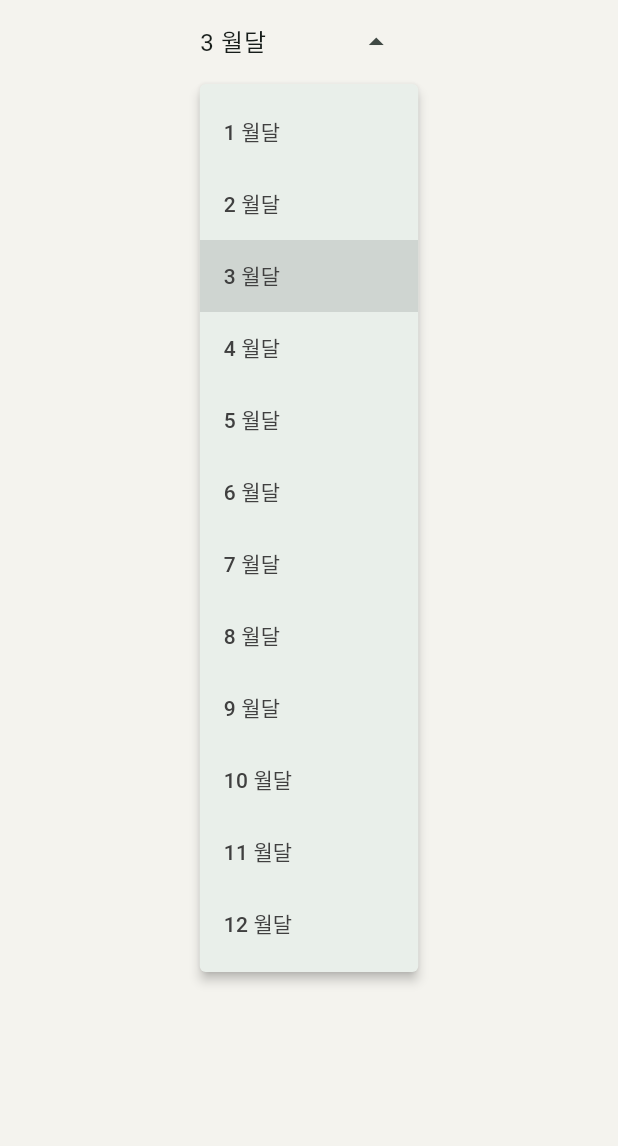
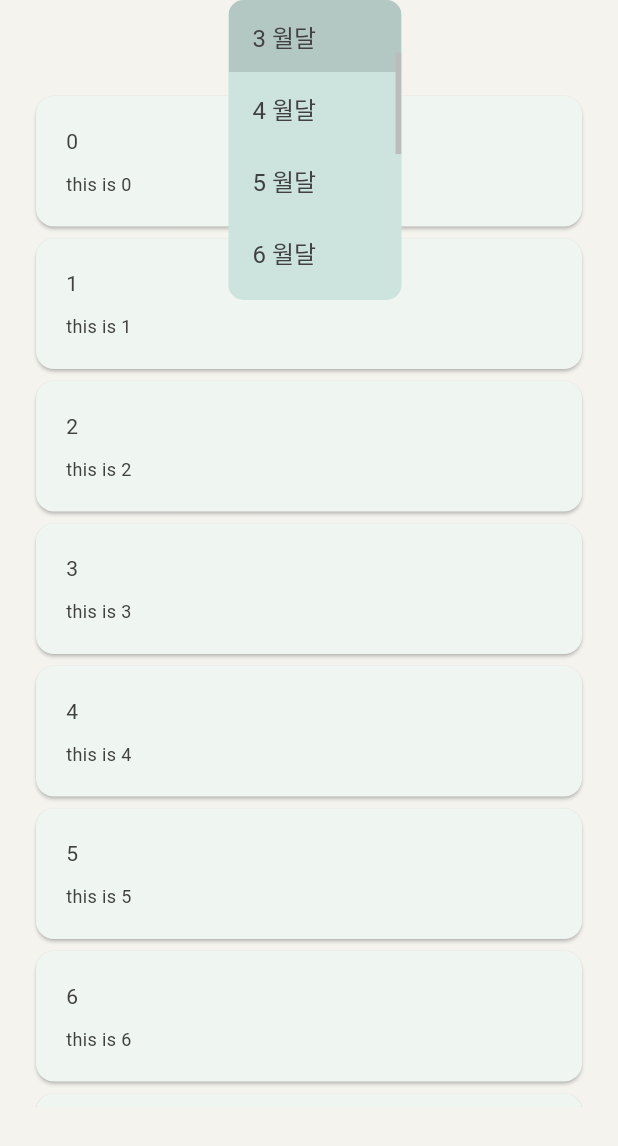
Before and after one commit to nhmin08/share_diary, a Flutter app: the CreatedDiariesView screen opened directly, after a tap on an icon or button, on a phone screen of 412 x 824 dp. Shown: the top 1146 px of the screen. Run offline on Flutter 3.47's test engine with Material 3 defaults, Android fonts, the phone set to English and light mode, and no system bars; our stand-ins replace dio, flutter_secure_storage, get; missing offline and left inert: check_sign_up_format; accounts and stored records are empty; Roboto replaces fonts that are missing (MaruBuri).

Commit message:
feat: 다이어리 카드 추가

```diff
--- a/lib/view/home/created_diaries/created_diaries_view.dart
+++ b/lib/view/home/created_diaries/created_diaries_view.dart
@@ -1,5 +1,6 @@
 import 'package:flutter/material.dart';
 import 'package:get/get.dart';
+
 import 'package:share_diary/single_import.dart';
 
 class CreatedDiariesView extends StatefulWidget {
@@ -10,6 +11,7 @@ class CreatedDiariesView extends StatefulWidget {
 }
 
 class CreatedDiariesViewState extends State<CreatedDiariesView> {
+  MyAppBar myAppBar = MyAppBar();
   CreatedDiariesViewModel createdDiariesViewModel =
       Get.put(CreatedDiariesViewModel());
 
@@ -17,56 +19,103 @@ class CreatedDiariesViewState extends State<CreatedDiariesView> {
   Widget build(BuildContext context) {
     return Scaffold(
       backgroundColor: myColors.myColorBackground,
-      body: SingleChildScrollView(
-        child: Center(
-            child: Column(
-          children: [selectTheMonth()],
-        )),
-      ),
+      body: Center(
+          child: Column(
+        children: [selectTheMonth(), diaryCardList()],
+      )),
     );
   }
 
   Widget selectTheMonth() {
-    // return DropdownButton(
-    //     value: createdDiariesViewModel.selectedMonth,
-    //     items: createdDiariesViewModel.monthList
-    //         .map<DropdownMenuItem<String>>((String value) {
-    //       return DropdownMenuItem(value: value, child: Text('$value 월달'));
-    //     }).toList(),
-    //     elevation: 0,
-    //     style: TextStyle(
-    //         color: myColors.myColorGray400,
-    //         fontSize: 21,
-    //         fontFamily: 'MaruBuri'),
-    //     underline: Container(color: Colors.transparent),
-    //     dropdownColor: myColors.myColorBackground,
-    //     menuMaxHeight: 200,
-    //     onChanged: (value) {
-    //       setState(() {
-    //         createdDiariesViewModel.selectedMonth = value!;
-    //       });
+    return SizedBox(
+        height: 50,
+        child: DropdownButton(
+            value: createdDiariesViewModel.selectedMonth,
+            items: createdDiariesViewModel.monthList
+                .map<DropdownMenuItem<String>>((String value) {
+              return DropdownMenuItem(value: value, child: Text('$value 월달'));
+            }).toList(),
+            elevation: 0,
+            icon: const Icon(null),
+            style: TextStyle(
+                color: myColors.myColorGray400,
+                fontSize: 16,
+                fontFamily: 'MaruBuri'),
+            underline: Container(color: Colors.transparent),
+            dropdownColor: myColors.myColorGreen300,
+            menuMaxHeight: 200,
+            borderRadius: BorderRadius.circular(10.0),
+            onChanged: (value) {
+              setState(() {
+                createdDiariesViewModel.selectedMonth = value!;
+              });
+            }));
+
+    // return DropdownMenu(
+    //   initialSelection: createdDiariesViewModel.selectedMonth,
+    //   onSelected: (value) {
+    //     setState(() {
+    //       createdDiariesViewModel.selectedMonth = value!;
     //     });
+    //   },
+    //   dropdownMenuEntries: createdDiariesViewModel.monthList
+    //       .map<DropdownMenuEntry<String>>((String value) {
+    //     return DropdownMenuEntry(
+    //         value: value,
+    //         label: '$value 월달',
+    //         labelWidget: Text('$value 월달',
+    //             style: TextStyle(color: myColors.myColorGray400)));
+    //   }).toList(),
+    //   inputDecorationTheme: InputDecorationTheme(
+    //     border: InputBorder.none,
+    //     labelStyle: TextStyle(color: myColors.myColorGray400, fontSize: 21),
+    //   ),
+    //   //menuStyle: MenuStyle(),
+    // );
+  }
 
-    return DropdownMenu(
-      initialSelection: createdDiariesViewModel.selectedMonth,
-      onSelected: (value) {
-        setState(() {
-          createdDiariesViewModel.selectedMonth = value!;
-        });
-      },
-      dropdownMenuEntries: createdDiariesViewModel.monthList
-          .map<DropdownMenuEntry<String>>((String value) {
-        return DropdownMenuEntry(
-            value: value,
-            label: '$value 월달',
-            labelWidget: Text('$value 월달',
-                style: TextStyle(color: myColors.myColorGray400)));
-      }).toList(),
-      inputDecorationTheme: InputDecorationTheme(
-        border: InputBorder.none,
-        labelStyle: TextStyle(color: myColors.myColorGray400, fontSize: 21),
-      ),
-      //menuStyle: MenuStyle(),
-    );
+  Widget diaryCardList() {
+    return Padding(
+        padding: const EdgeInsetsDirectional.fromSTEB(20, 10, 20, 0),
+        child: SizedBox(
+            height: MediaQuery.of(context).size.height -
+                myAppBar.hamburgerAppbar().preferredSize.height -
+                MediaQuery.of(context).padding.top -
+                MediaQuery.of(context).padding.bottom -
+                90,
+            child: ListView.builder(
+                itemCount: 100,
+                itemBuilder: (BuildContext context, int index) {
+                  return diaryCard(
+                      index.toString(), 'this is ${index.toString()}');
+                })));
+  }
+
+  Widget diaryCard(String title, String content) {
+    return GestureDetector(
+        onTap: () {},
+        child: Card(
+          child: Padding(
+              padding: const EdgeInsetsDirectional.all(20),
+              child: Column(
+                crossAxisAlignment: CrossAxisAlignment.start,
+                children: [
+                  Text(
+                    title,
+                    style:
+                        TextStyle(color: myColors.myColorGray400, fontSize: 14),
+                  ),
+                  const SizedBox(
+                    height: 10,
+                  ),
+                  Text(
+                    content,
+                    style:
+                        TextStyle(color: myColors.myColorGray400, fontSize: 12),
+                    maxLines: 1,
+                  )
+                ],
+              )),
+        ));
   }
 }
```
